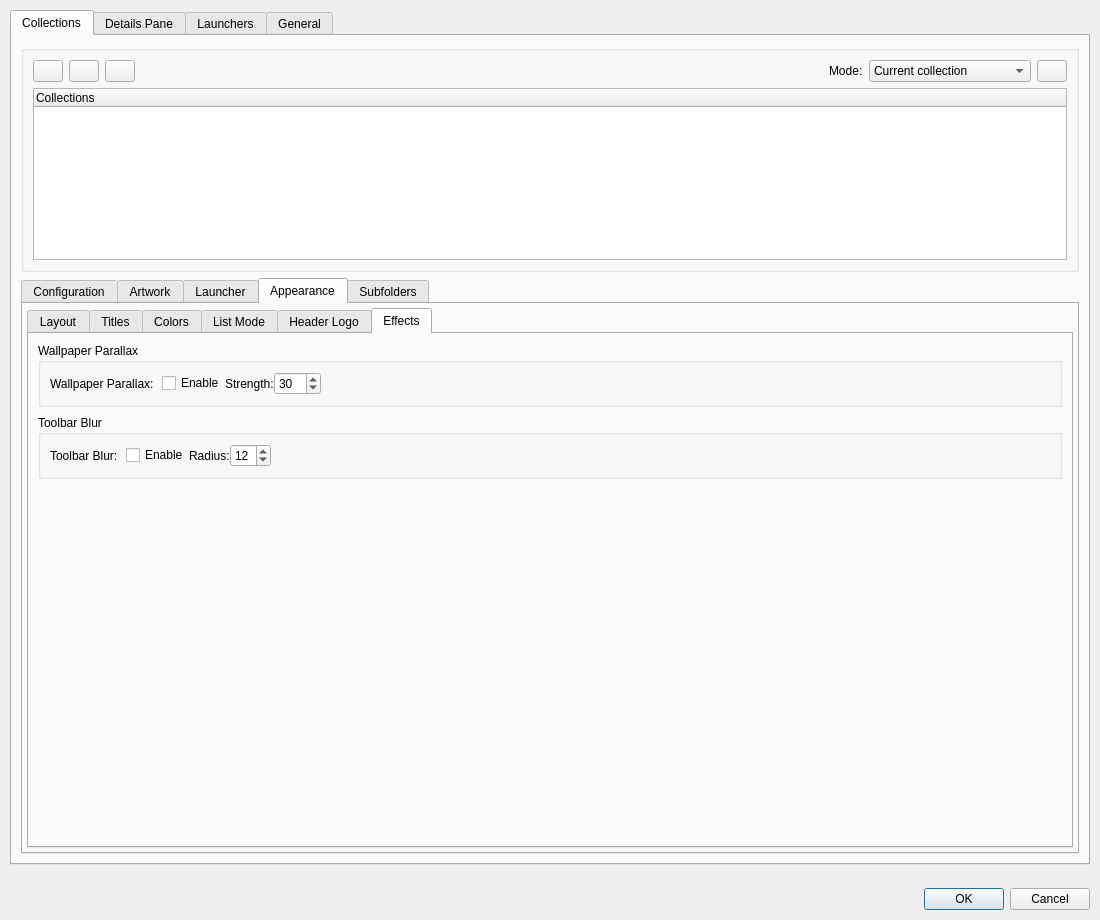
Qt form src/ui/dialogs/settingsdialog.ui (EtherAura/Kartend) before a commit.
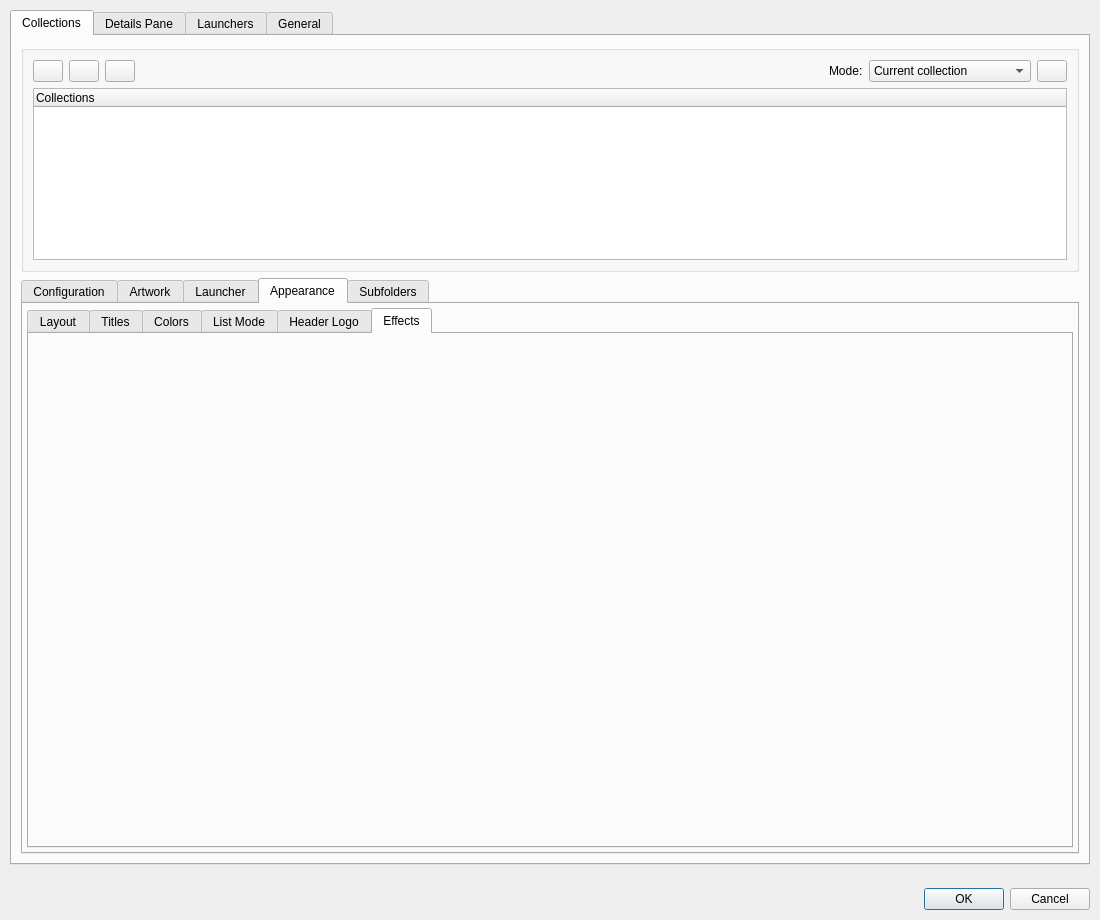
The same form after that commit. The open tabs and pages were chosen to show the change. Icons and pictures are not drawn. Custom widgets are drawn as their Qt base class.

Commit message:
refactor(settings): extract AppearanceEffectsPanel from appearanceTab Effects sub-sub-tab
Per-collection wallpaper-parallax + toolbar-backdrop-blur enable +
strength/radius spinboxes move into AppearanceEffectsPanel : QWidget.
Vignette stays in the colors sub-sub-tab (next extraction).

Diff of the .ui file:
```diff
--- a/src/ui/dialogs/settingsdialog.ui
+++ b/src/ui/dialogs/settingsdialog.ui
@@ -760,86 +760,7 @@
              <widget class="QWidget" name="appearanceEffectsSubTab">
               <attribute name="title"><string>Effects</string></attribute>
               <layout class="QVBoxLayout" name="appearanceEffectsSubTabLayout">
-               <property name="spacing"><number>8</number></property>
-               <item>
-                <widget class="QGroupBox" name="appearanceParallaxGroupBox">
-                 <property name="title"><string>Wallpaper Parallax</string></property>
-                 <layout class="QFormLayout" name="appearanceParallaxFormLayout">
-                  <property name="horizontalSpacing"><number>8</number></property>
-                  <property name="verticalSpacing"><number>6</number></property>
-                  <property name="fieldGrowthPolicy"><enum>QFormLayout::FieldGrowthPolicy::ExpandingFieldsGrow</enum></property>
-                  <item row="0" column="0">
-                   <widget class="QLabel" name="label_wallpaperParallax">
-                    <property name="text"><string>Wallpaper Parallax:</string></property>
-                   </widget>
-                  </item>
-                  <item row="0" column="1">
-                   <layout class="QHBoxLayout" name="wallpaperParallaxLayout">
-                    <item>
-                     <widget class="QCheckBox" name="wallpaperParallaxCheckBox">
-                      <property name="text"><string>Enable</string></property>
-                      <property name="toolTip"><string>Tie the image background's vertical position to the items scroll offset. Image bg only — video bgs are unaffected.</string></property>
-                     </widget>
-                    </item>
-                    <item>
-                     <widget class="QLabel" name="label_parallaxStrength">
-                      <property name="text"><string>Strength:</string></property>
-                     </widget>
-                    </item>
-                    <item>
-                     <widget class="QSpinBox" name="parallaxStrengthSpinBox">
-                      <property name="minimumWidth"><number>110</number></property>
-                      <property name="toolTip"><string>0 = bg locked (no parallax movement); 100 = bg moves in lockstep with content. 30 is a subtle default.</string></property>
-                      <property name="minimum"><number>0</number></property>
-                      <property name="maximum"><number>100</number></property>
-                      <property name="value"><number>30</number></property>
-                     </widget>
-                    </item>
-                   </layout>
-                  </item>
-                 </layout>
-                </widget>
-               </item>
-               <item>
-                <widget class="QGroupBox" name="appearanceToolbarBlurGroupBox">
-                 <property name="title"><string>Toolbar Blur</string></property>
-                 <layout class="QFormLayout" name="appearanceEffectsFormLayout">
-                  <property name="horizontalSpacing"><number>8</number></property>
-                  <property name="verticalSpacing"><number>6</number></property>
-                  <property name="fieldGrowthPolicy"><enum>QFormLayout::FieldGrowthPolicy::ExpandingFieldsGrow</enum></property>
-                  <item row="0" column="0">
-                   <widget class="QLabel" name="label_toolbarBackdropBlur">
-                    <property name="text"><string>Toolbar Blur:</string></property>
-                   </widget>
-                  </item>
-                  <item row="0" column="1">
-                   <layout class="QHBoxLayout" name="toolbarBackdropBlurLayout">
-                    <item>
-                     <widget class="QCheckBox" name="toolbarBackdropBlurCheckBox">
-                      <property name="text"><string>Enable</string></property>
-                      <property name="toolTip"><string>Use a blurred copy of the wallpaper as the toolbar background, mimicking macOS Vibrancy. Image bg only — no-op while a video bg is active.</string></property>
-                     </widget>
-                    </item>
-                    <item>
-                     <widget class="QLabel" name="label_backdropBlurRadius">
-                      <property name="text"><string>Radius:</string></property>
-                     </widget>
-                    </item>
-                    <item>
-                     <widget class="QSpinBox" name="backdropBlurRadiusSpinBox">
-                      <property name="minimumWidth"><number>110</number></property>
-                      <property name="toolTip"><string>Blur radius (4 = barely perceptible; 32 = source becomes unreadable).</string></property>
-                      <property name="minimum"><number>4</number></property>
-                      <property name="maximum"><number>32</number></property>
-                      <property name="value"><number>12</number></property>
-                     </widget>
-                    </item>
-                   </layout>
-                  </item>
-                 </layout>
-                </widget>
-               </item>
-               <item><spacer name="appearanceEffectsVerticalSpacer"><property name="orientation"><enum>Qt::Orientation::Vertical</enum></property><property name="sizeHint" stdset="0"><size><width>20</width><height>4</height></size></property></spacer></item>
+               <item><widget class="AppearanceEffectsPanel" name="appearanceEffectsPanel" native="true"/></item>
               </layout>
              </widget>
             </widget>
@@ -1170,6 +1091,12 @@
    <header>appearancetitlespanel.h</header>
    <container>1</container>
   </customwidget>
+  <customwidget>
+   <class>AppearanceEffectsPanel</class>
+   <extends>QWidget</extends>
+   <header>appearanceeffectspanel.h</header>
+   <container>1</container>
+  </customwidget>
  </customwidgets>
  <resources/>
  <connections/>
```
The commit also changes 8 other files.
